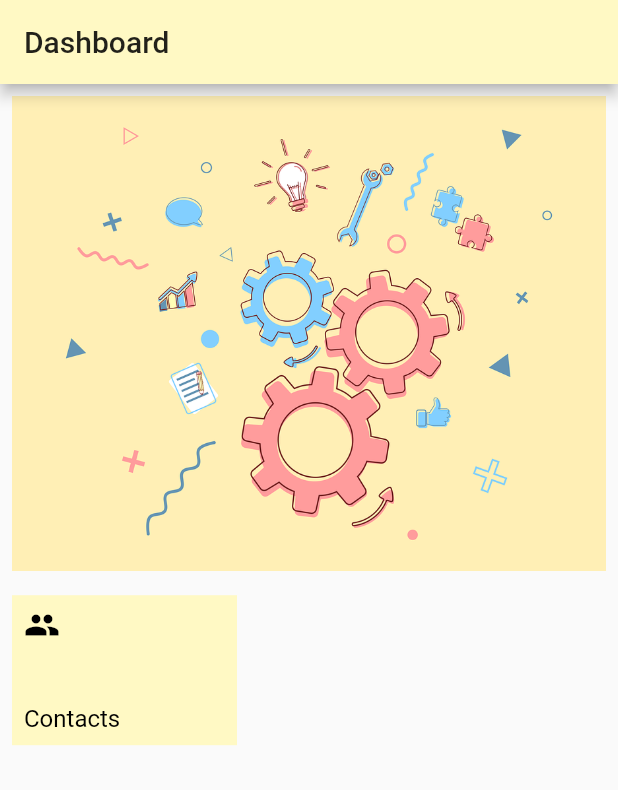
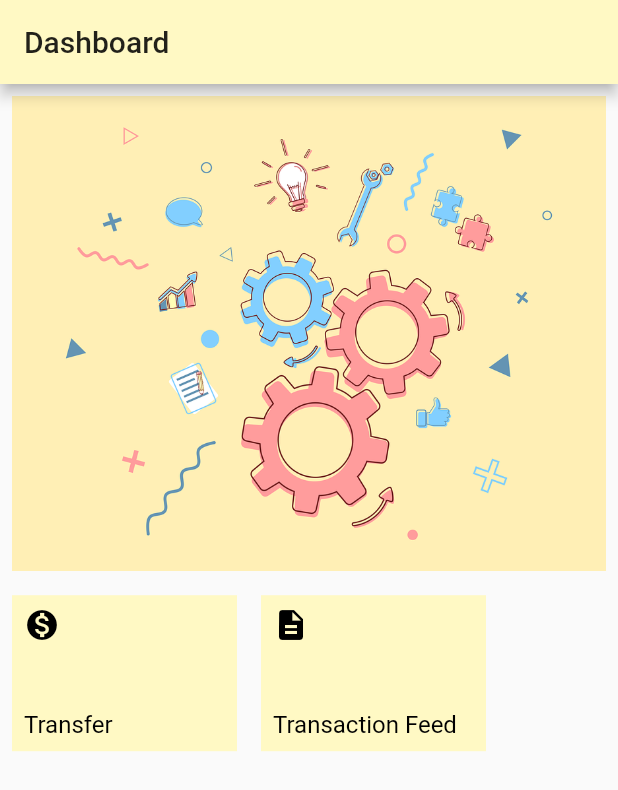
Before and after one commit to leandroed/MyBank, a Flutter app: the screen it shows after launch, on a phone screen of 412 x 824 dp. Shown: the top 790 px of the screen. Run offline on Flutter 3.47's test engine with Material 2 defaults, Android fonts, the phone set to English and light mode, and no system bars; our stand-ins replace sqflite; missing offline and left inert: http_interceptor; accounts and stored records are empty.

```diff
--- /dev/null
+++ b/mybank/lib/http/webclients/transaction_webclient.dart
@@ -0,0 +1,31 @@
+import 'dart:convert';
+
+import 'package:http/http.dart';
+import 'package:my_bank/models/transaction.dart';
+
+import '../webclient.dart';
+
+class TransactionWebClient {
+  Future<List<Transaction>> findAll() async {
+    final Response response =
+        await client.get(baseUrl).timeout(Duration(seconds: 5));
+    final List<dynamic> decodedJson = jsonDecode(response.body);
+
+    return decodedJson
+        .map((dynamic json) => Transaction.fromJson(json))
+        .toList();
+  }
+
+  Future<Transaction> save(Transaction transaction) async {
+    final String transactionJson = jsonEncode(transaction.toJson());
+
+    final Response response = await client.post(baseUrl,
+        headers: {
+          'content-type': 'application/json',
+          'password': '1000',
+        },
+        body: transactionJson);
+
+    return Transaction.fromJson(jsonDecode(response.body));
+  }
+}
--- a/mybank/lib/models/contact.dart
+++ b/mybank/lib/models/contact.dart
@@ -9,4 +9,14 @@ class Contact {
   String toString() {
     return 'Contact{name: $name, accountNumber: $accountNumber}';
   }
+
+  Contact.fromJson(Map<String, dynamic> json)
+      : id = json['id'],
+        name = json['name'],
+        accountNumber = json['accountNumber'];
+
+  Map<String, dynamic> toJson() => {
+        'name': name,
+        'accountNumber': accountNumber,
+      };
 }
--- /dev/null
+++ b/mybank/lib/models/transaction.dart
@@ -0,0 +1,26 @@
+import 'contact.dart';
+
+class Transaction {
+  final double value;
+
+  final Contact contact;
+
+  Transaction(
+    this.value,
+    this.contact,
+  );
+
+  Transaction.fromJson(Map<String, dynamic> json)
+      : value = json['value'],
+        contact = Contact.fromJson(json['contact']);
+
+  Map<String, dynamic> toJson() => {
+        'value': value,
+        'contact': contact.toJson(),
+      };
+
+  @override
+  String toString() {
+    return 'Transaction{value: $value, contact: $contact}';
+  }
+}
--- a/mybank/lib/screens/dashboard.dart
+++ b/mybank/lib/screens/dashboard.dart
@@ -1,5 +1,8 @@
 import 'package:flutter/material.dart';
 import 'package:my_bank/screens/contacts_list.dart';
+import 'package:my_bank/screens/transactions_list.dart';
+
+import 'contacts_list.dart';
 
 class Dashboard extends StatelessWidget {
   @override
@@ -17,31 +20,76 @@ class Dashboard extends StatelessWidget {
               padding: const EdgeInsets.all(8.0),
               child: Image.asset('images/gears.jpg'),
             ),
-            Padding(
+            Container(
+              height: 120,
+              child: ListView(
+                scrollDirection: Axis.horizontal,
+                children: <Widget>[
+                  _FeatureItem(
+                    'Transfer',
+                    Icons.monetization_on,
+                    onClick: () => _showContactsList(context),
+                  ),
+                  _FeatureItem(
+                    'Transaction Feed',
+                    Icons.description,
+                    onClick: () => _showTransactionsList(context),
+                  ),
+                ],
+              ),
+            ),
+          ],
+        ),
+      ),
+    );
+  }
+
+  void _showContactsList(BuildContext context) {
+    Navigator.of(context).push(
+      MaterialPageRoute(
+        builder: (context) => ContactsList(),
+      ),
+    );
+  }
+
+  void _showTransactionsList(BuildContext context) {
+    Navigator.of(context).push(
+      MaterialPageRoute(
+        builder: (context) => TransactionsList(),
+      ),
+    );
+  }
+}
+
+class _FeatureItem extends StatelessWidget {
+  final String name;
+  final IconData icon;
+  final Function onClick;
+
+  _FeatureItem(this.name, this.icon, {@required this.onClick});
+
+  @override
+  Widget build(BuildContext context) {
+    return Padding(
       padding: const EdgeInsets.all(8.0),
       child: Material(
         color: Theme.of(context).primaryColor,
         child: InkWell(
-                  onTap: () {
-                    Navigator.of(context).push(MaterialPageRoute(
-                      builder: (context) => ContactsList(),
-                    ));
-                  },
+          onTap: () => onClick(),
           child: Container(
               padding: EdgeInsets.all(8.0),
-                      height: 100,
               width: 150,
               child: Column(
                 mainAxisAlignment: MainAxisAlignment.spaceBetween,
                 crossAxisAlignment: CrossAxisAlignment.start,
                 children: <Widget>[
                   Icon(
-                            Icons.people,
+                    icon,
                     color: Colors.black,
                     size: 24.0,
                   ),
                   Text(
-                            'Contacts',
+                    name,
                     style: TextStyle(
                       color: Colors.black,
                       fontSize: 16.0,
@@ -51,10 +99,6 @@ class Dashboard extends StatelessWidget {
               )),
         ),
       ),
-            )
-          ],
-        ),
-      ),
     );
   }
 }
--- a/mybank/pubspec.yaml
+++ b/mybank/pubspec.yaml
@@ -25,6 +25,8 @@ dependencies:
     sdk: flutter
   sqflite:
   path:
+  http:
+  http_interceptor:
 
   # The following adds the Cupertino Icons font to your application.
   # Use with the CupertinoIcons class for iOS style icons.
```
Also changed, not shown: mybank/lib/components/centered_message.dart (added, +41 -0 lines), mybank/lib/components/progress.dart (added, +21 -0 lines), mybank/lib/http/interceptors/logging_interceptor.dart (added, +21 -0 lines), mybank/lib/http/webclient.dart (added, +10 -0 lines), mybank/lib/screens/contacts_list.dart (+24 -16 lines), mybank/lib/screens/transaction_form.dart (added, +80 -0 lines), mybank/lib/screens/transactions_list.dart (added, +65 -0 lines), mybank/pubspec.lock. Lines whose indentation alone changed are shown as unchanged.
